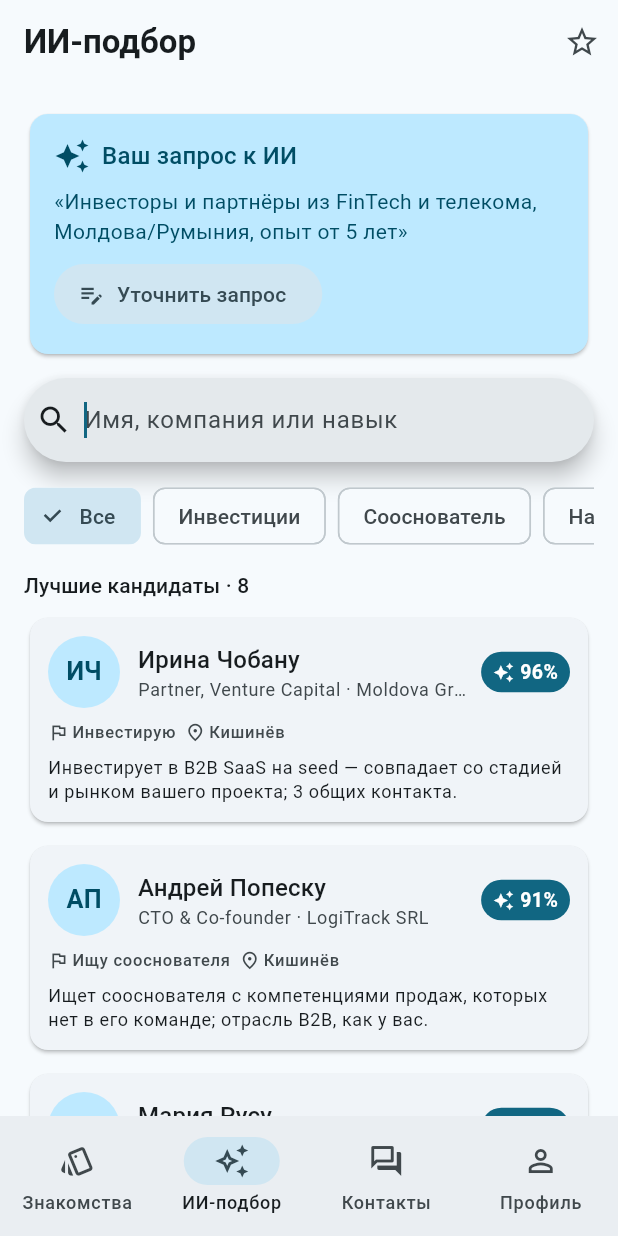
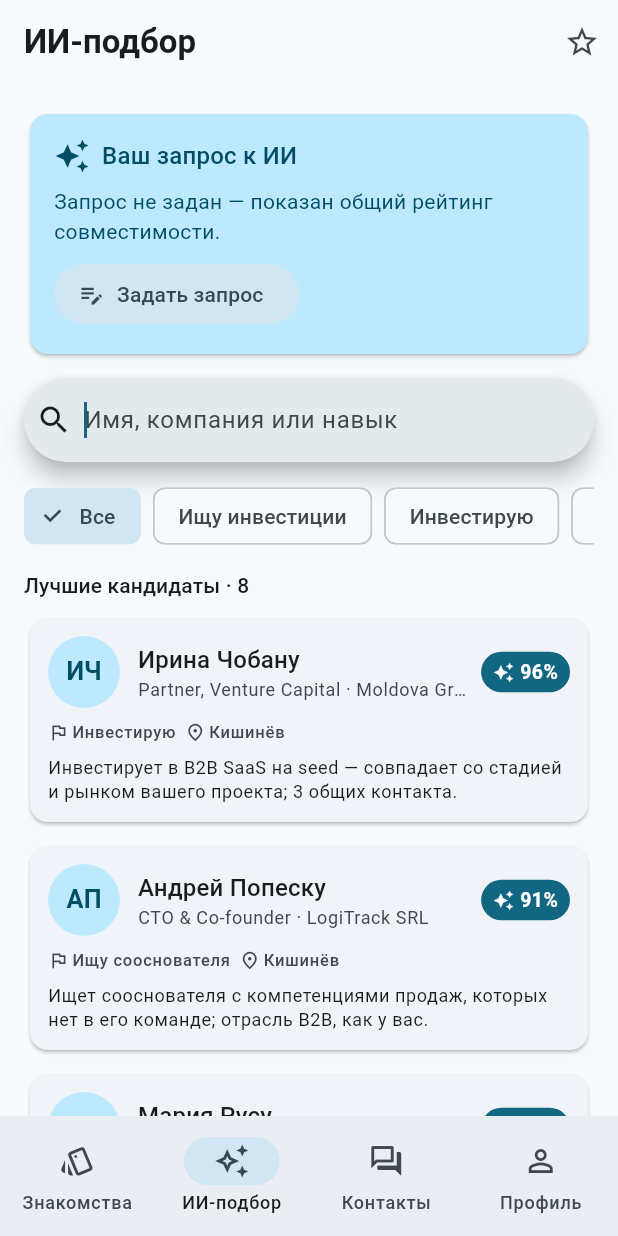
Before and after one commit to anastasia56yy/PAM-BizMatch, a Flutter app: the MatchesScreen screen opened by its route, after a tap on "Имя, компания или навык", on a phone screen of 412 x 824 dp. Run offline on Flutter 3.47's test engine with Material 3 defaults, Android fonts, the phone set to English and light mode, and no system bars; our stand-ins replace go_router; accounts and stored records are empty.

Commit message:
L4: «ИИ-подбор» мигрирован на ProfilesModel — три состояния, рабочие поиск и фильтр по цели, карточка запроса к ИИ из модели
Co-Authored-By: Claude Opus 5.5 <noreply@anthropic.com>

```diff
--- a/lib/screens/matches_screen.dart
+++ b/lib/screens/matches_screen.dart
@@ -1,87 +1,87 @@
 import 'package:flutter/material.dart';
 import 'package:go_router/go_router.dart';
+import 'package:provider/provider.dart';
 
-import '../data/mock_data.dart';
+import '../data/profile.dart';
+import '../models/profiles_model.dart';
+import '../widgets/error_view.dart';
 import '../widgets/profile_card.dart';
 import '../widgets/shortlist_button.dart';
 
 /// «ИИ-подбор»: рейтинг лучших кандидатов + поиск и фильтр по цели.
-class MatchesScreen extends StatelessWidget {
+class MatchesScreen extends StatefulWidget {
   const MatchesScreen({super.key});
 
   @override
+  State<MatchesScreen> createState() => _MatchesScreenState();
+}
+
+class _MatchesScreenState extends State<MatchesScreen> {
+  // эфемерное: текст поиска и выбранный чип нужны только этому экрану
+  String _query = '';
+  Goal? _goal;
+
+  bool _matchesQuery(Profile p) {
+    final q = _query.trim().toLowerCase();
+    if (q.isEmpty) return true;
+    return [p.name, p.company, p.title, ...p.skills]
+        .any((s) => s.toLowerCase().contains(q));
+  }
+
+  @override
   Widget build(BuildContext context) {
-    final scheme = Theme.of(context).colorScheme;
-    final text = Theme.of(context).textTheme;
-    return Scaffold(
-      appBar: AppBar(
-        title: const Text('ИИ-подбор'),
-        actions: const [ShortlistButton(basePath: '/matches')],
-      ),
-      body: ListView(
+    final model = context.watch<ProfilesModel>(); // watch в build
+    final Widget body;
+    if (model.isLoading) {
+      body = const LoadingView();
+    } else if (model.error != null) {
+      body = ErrorView(
+          message: model.error!,
+          onRetry: () => context.read<ProfilesModel>().load());
+    } else {
+      final list = model.matches
+          .where((p) => _goal == null || p.goal == _goal)
+          .where(_matchesQuery)
+          .toList();
+      body = ListView(
         padding: const EdgeInsets.all(16),
         children: [
-          Card(
-            color: scheme.primaryContainer,
-            child: Padding(
-              padding: const EdgeInsets.all(16),
-              child: Column(
-                crossAxisAlignment: CrossAxisAlignment.start,
-                children: [
-                  Row(
-                    children: [
-                      Icon(Icons.auto_awesome,
-                          color: scheme.onPrimaryContainer),
-                      const SizedBox(width: 8),
-                      Text('Ваш запрос к ИИ',
-                          style: text.titleMedium?.copyWith(
-                              color: scheme.onPrimaryContainer)),
-                    ],
-                  ),
-                  const SizedBox(height: 8),
-                  Text(
-                    '«Инвесторы и партнёры из FinTech и телекома, '
-                    'Молдова/Румыния, опыт от 5 лет»',
-                    style: text.bodyMedium
-                        ?.copyWith(color: scheme.onPrimaryContainer),
-                  ),
-                  const SizedBox(height: 8),
-                  FilledButton.tonalIcon(
-                    onPressed: () => context.push('/matches/brief'),
-                    icon: const Icon(Icons.edit_note),
-                    label: const Text('Уточнить запрос'),
-                  ),
-                ],
-              ),
-            ),
-          ),
+          _BriefCard(brief: model.brief),
           const SizedBox(height: 12),
-          const SearchBar(
+          SearchBar(
             hintText: 'Имя, компания или навык',
-            leading: Icon(Icons.search),
+            leading: const Icon(Icons.search),
+            onChanged: (v) => setState(() => _query = v),
           ),
           const SizedBox(height: 12),
           SingleChildScrollView(
             scrollDirection: Axis.horizontal,
             child: Row(
               children: [
-                for (final (i, f) in goalFilters.indexed)
+                for (final g in <Goal?>[null, ...Goal.values])
                   Padding(
                     padding: const EdgeInsets.only(right: 8),
                     child: FilterChip(
-                      label: Text(f),
-                      selected: i == 0,
-                      onSelected: (_) {},
+                      label: Text(g?.label ?? 'Все'),
+                      selected: _goal == g,
+                      onSelected: (_) => setState(() => _goal = g),
                     ),
                   ),
               ],
             ),
           ),
           const SizedBox(height: 12),
-          Text('Лучшие кандидаты · ${mockProfiles.length}',
-              style: text.titleSmall),
+          Text('Лучшие кандидаты · ${list.length}',
+              style: Theme.of(context).textTheme.titleSmall),
           const SizedBox(height: 8),
-          for (final p in mockProfiles)
+          if (list.isEmpty)
+            const Padding(
+              padding: EdgeInsets.all(24),
+              child: Text('Под этот запрос пока никого нет — '
+                  'смягчите фильтры или сбросьте запрос к ИИ.',
+                  textAlign: TextAlign.center),
+            ),
+          for (final p in list)
             Padding(
               padding: const EdgeInsets.only(bottom: 8),
               child: ProfileCard(
@@ -92,6 +92,73 @@ class MatchesScreen extends StatelessWidget {
               ),
             ),
         ],
+      );
+    }
+    return Scaffold(
+      appBar: AppBar(
+        title: const Text('ИИ-подбор'),
+        actions: const [ShortlistButton(basePath: '/matches')],
+      ),
+      body: body,
+    );
+  }
+}
+
+/// Карточка текущего запроса к ИИ: его пишет форма, читает этот экран.
+class _BriefCard extends StatelessWidget {
+  final AiBrief? brief;
+
+  const _BriefCard({required this.brief});
+
+  @override
+  Widget build(BuildContext context) {
+    final scheme = Theme.of(context).colorScheme;
+    final text = Theme.of(context).textTheme;
+    final b = brief;
+    return Card(
+      color: scheme.primaryContainer,
+      child: Padding(
+        padding: const EdgeInsets.all(16),
+        child: Column(
+          crossAxisAlignment: CrossAxisAlignment.start,
+          children: [
+            Row(
+              children: [
+                Icon(Icons.auto_awesome, color: scheme.onPrimaryContainer),
+                const SizedBox(width: 8),
+                Text('Ваш запрос к ИИ',
+                    style: text.titleMedium
+                        ?.copyWith(color: scheme.onPrimaryContainer)),
+              ],
+            ),
+            const SizedBox(height: 8),
+            Text(
+              b == null
+                  ? 'Запрос не задан — показан общий рейтинг совместимости.'
+                  : '«${b.query}»\n${b.goal.label} · ${b.industry} · '
+                      'опыт от ${b.minExperience} лет'
+                      '${b.city == null ? '' : ' · ${b.city}'}',
+              style:
+                  text.bodyMedium?.copyWith(color: scheme.onPrimaryContainer),
+            ),
+            const SizedBox(height: 8),
+            Wrap(
+              spacing: 8,
+              children: [
+                FilledButton.tonalIcon(
+                  onPressed: () => context.push('/matches/brief'),
+                  icon: const Icon(Icons.edit_note),
+                  label: Text(b == null ? 'Задать запрос' : 'Уточнить запрос'),
+                ),
+                if (b != null)
+                  TextButton(
+                    onPressed: () => context.read<ProfilesModel>().clearBrief(),
+                    child: const Text('Сбросить'),
+                  ),
+              ],
+            ),
+          ],
+        ),
       ),
     );
   }
```
